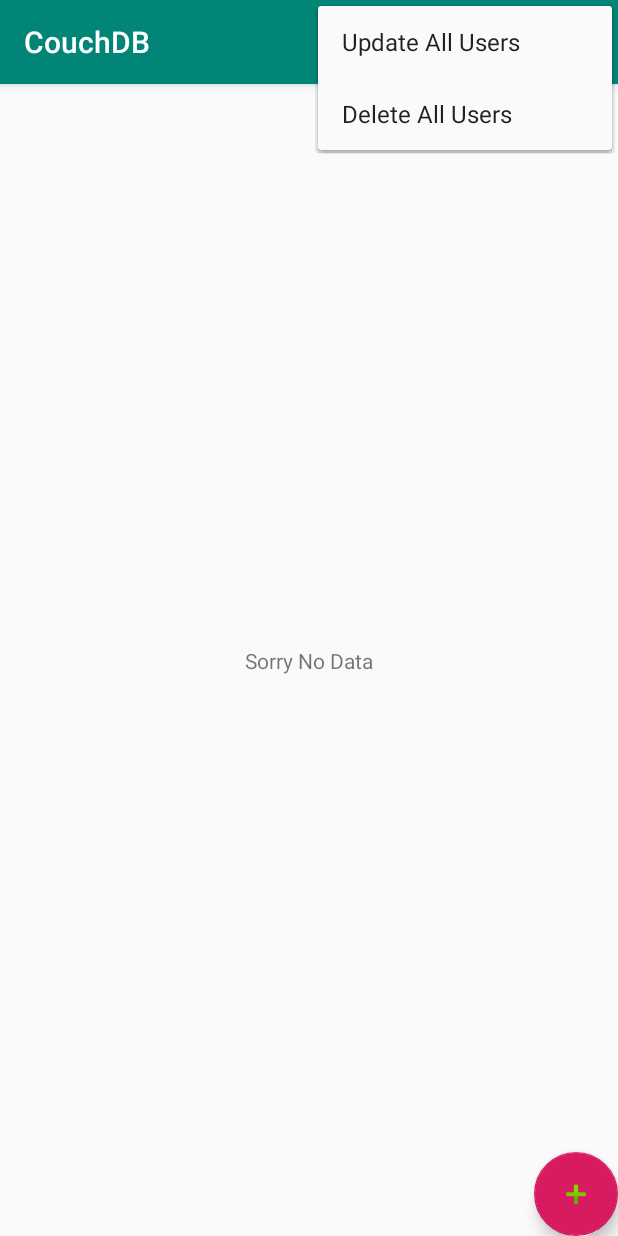
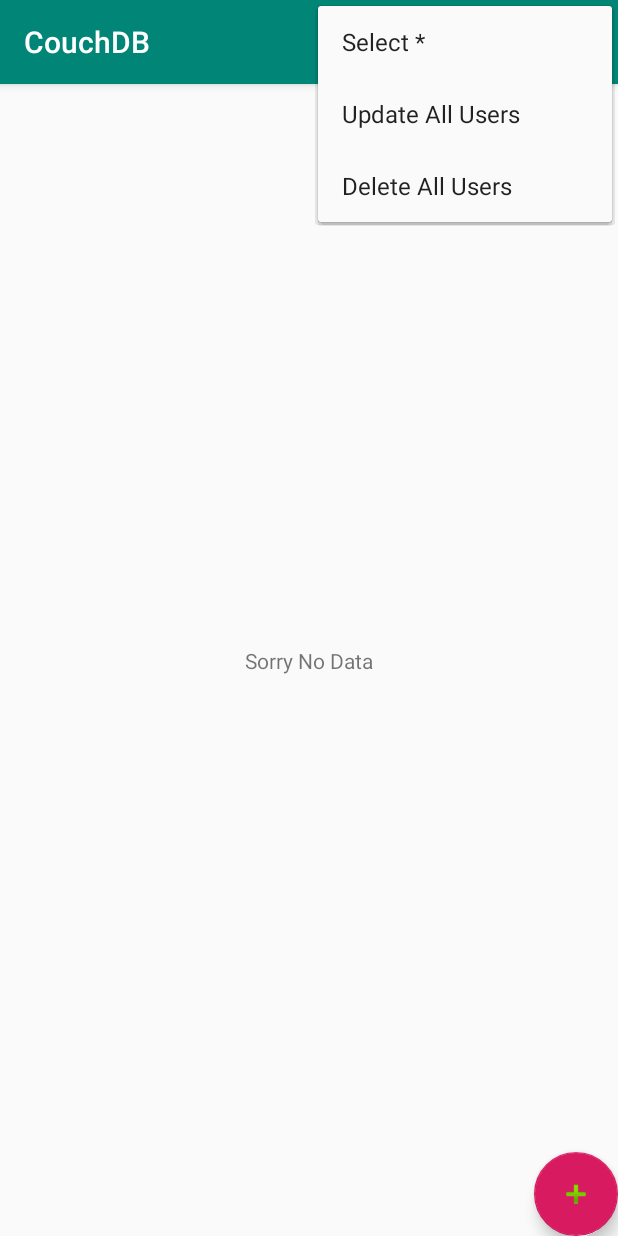
Before and after one commit to zahid--ali/couchlite-android, an Android app: the screen it shows after launch (UserActivity), with the options menu open, on a phone screen of 412 x 824 dp. Run offline under Robolectric (Android 15) with nearby library versions, the phone set to English and light mode, and no system bars; libraries missing offline, so code that uses them is left out: com.couchbase.lite; 8 statements that could not run were skipped.

Commit message:
select - where query in home page

```diff
--- a/app/src/main/java/lelab/couchdb/user/UserAdapter.java
+++ b/app/src/main/java/lelab/couchdb/user/UserAdapter.java
@@ -44,6 +44,10 @@ public class UserAdapter extends RecyclerView.Adapter<UserAdapter.ViewHolder> {
         return mContext;
     }
 
+    public String getAnId() {
+        return users.size() == 0 ? "" : users.get(0).getId();
+    }
+
     public List<String> getIds() {
         List<String> idList = new ArrayList<>();
         for (User user1 : users) {
--- a/app/src/main/res/menu/user_menu.xml
+++ b/app/src/main/res/menu/user_menu.xml
@@ -1,5 +1,9 @@
 <?xml version="1.0" encoding="utf-8"?>
 <menu xmlns:android="http://schemas.android.com/apk/res/android">
+
+    <item
+        android:id="@+id/select"
+        android:title="@string/select" />
 
     <item
         android:id="@+id/update"
--- a/app/src/main/res/values/strings.xml
+++ b/app/src/main/res/values/strings.xml
@@ -4,6 +4,7 @@
     <string name="sorry_no_data">Sorry No Data</string>
     <string name="update_users">Update All Users</string>
     <string name="delete_users">Delete All Users</string>
+    <string name="select">Select *</string>
     <string name="update_msgs">Update All Messages</string>
     <string name="delete_msgs">Delete All Messages</string>
 </resources>
```
Also changed, not shown: app/src/main/java/lelab/couchdb/user/UserActivity.java (+26 -0 lines).
